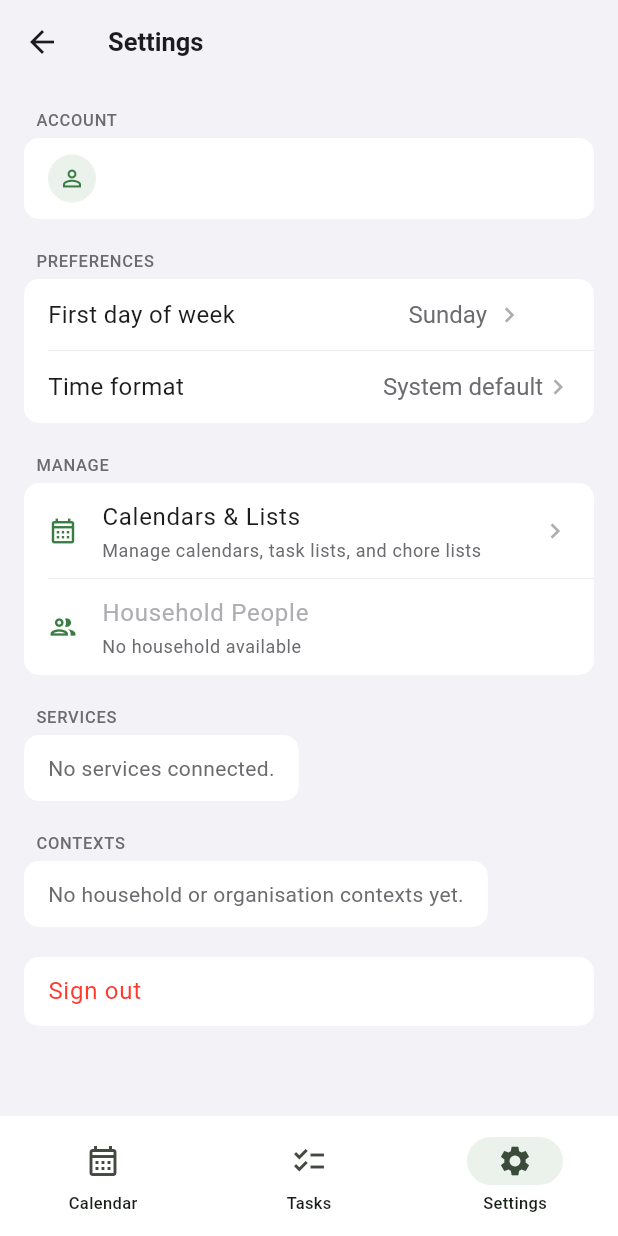
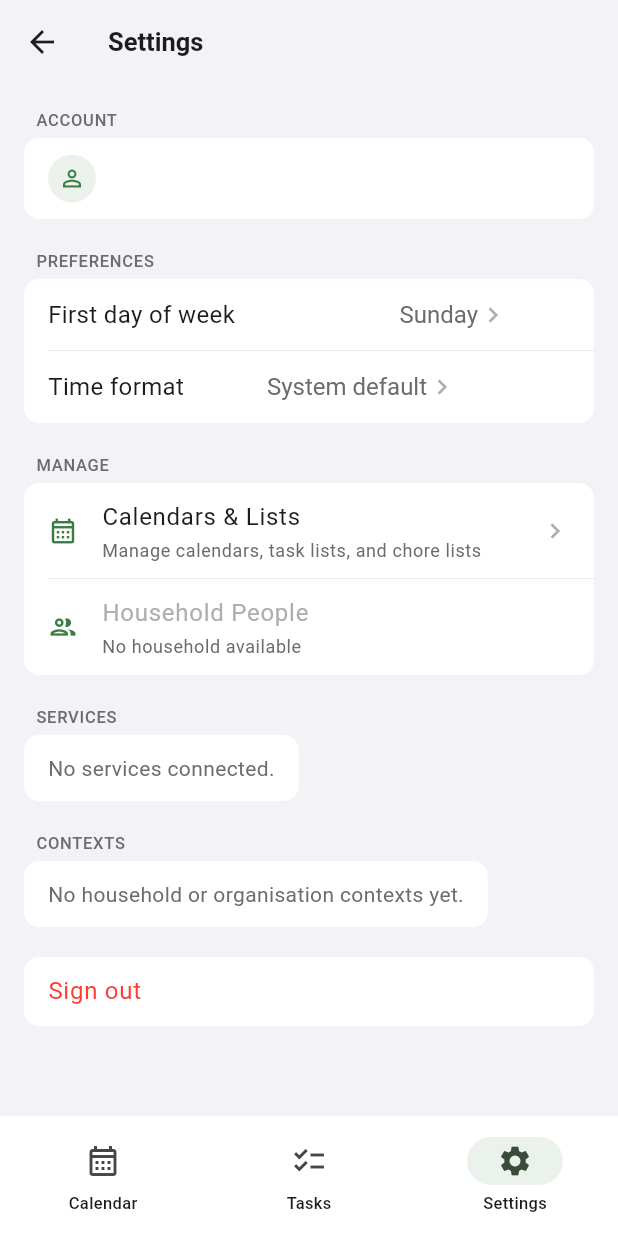
Before and after one commit to CaleeAdmin/CaleeMobile, a Flutter app: the CaleeHomePage screen opened directly with empty values, item 3 of the bottom bar chosen, on a phone screen of 412 x 824 dp. Run offline on Flutter 3.47's test engine with Material 3 defaults, Android fonts, the phone set to English and light mode, and no system bars; our stand-ins replace flutter_secure_storage; accounts and stored records are empty; network calls fail.

Commit message:
Fix CaleeSectionDropdownRow overflow on narrow screens
Wrap label in Flexible (ellipsis), replace Flexible with Expanded on the
DropdownButton, enable isExpanded=true so the button fills available width,
and add selectedItemBuilder so the closed-state text ellipsizes instead of
overflowing. A ConstrainedBox(minHeight: rowHeight) preserves the 44 pt
iOS tap target.

https://claude.ai/code/session_01TAR9HjYE5Dy4tt5Cg6nNKu

```diff
--- a/lib/ui/calee_widgets.dart
+++ b/lib/ui/calee_widgets.dart
@@ -823,7 +823,9 @@ class CaleeSectionDropdownRow<T> extends StatelessWidget {
 
   @override
   Widget build(BuildContext context) {
-    return Padding(
+    return ConstrainedBox(
+      constraints: const BoxConstraints(minHeight: CaleeSpacing.rowHeight),
+      child: Padding(
         padding: const EdgeInsets.fromLTRB(
           CaleeSpacing.md,
           0,
@@ -831,19 +833,26 @@ class CaleeSectionDropdownRow<T> extends StatelessWidget {
           0,
         ),
         child: Row(
+          crossAxisAlignment: CrossAxisAlignment.center,
           children: [
-          Text(
+            Flexible(
+              child: Text(
                 label,
+                maxLines: 1,
+                overflow: TextOverflow.ellipsis,
                 style: TextStyle(
                   fontSize: 16,
-              color:
-                  enabled ? CaleeColors.textPrimary : CaleeColors.textTertiary,
+                  color: enabled
+                      ? CaleeColors.textPrimary
+                      : CaleeColors.textTertiary,
                 ),
               ),
-          const Spacer(),
-          Flexible(
+            ),
+            const SizedBox(width: CaleeSpacing.sm),
+            Expanded(
               child: DropdownButton<T>(
                 value: value,
+                isExpanded: true,
                 underline: const SizedBox.shrink(),
                 icon: const Icon(
                   Icons.chevron_right,
@@ -856,11 +865,25 @@ class CaleeSectionDropdownRow<T> extends StatelessWidget {
                       ? CaleeColors.textSecondary
                       : CaleeColors.textTertiary,
                 ),
+                selectedItemBuilder: (context) => items
+                    .map(
+                      (item) => Align(
+                        alignment: Alignment.centerRight,
+                        child: DefaultTextStyle.merge(
+                          maxLines: 1,
+                          overflow: TextOverflow.ellipsis,
+                          textAlign: TextAlign.right,
+                          child: item.child,
+                        ),
+                      ),
+                    )
+                    .toList(),
                 items: items,
                 onChanged: enabled ? onChanged : null,
               ),
             ),
           ],
+        ),
       ),
     );
   }
```
Lines whose indentation alone changed are shown as unchanged.
